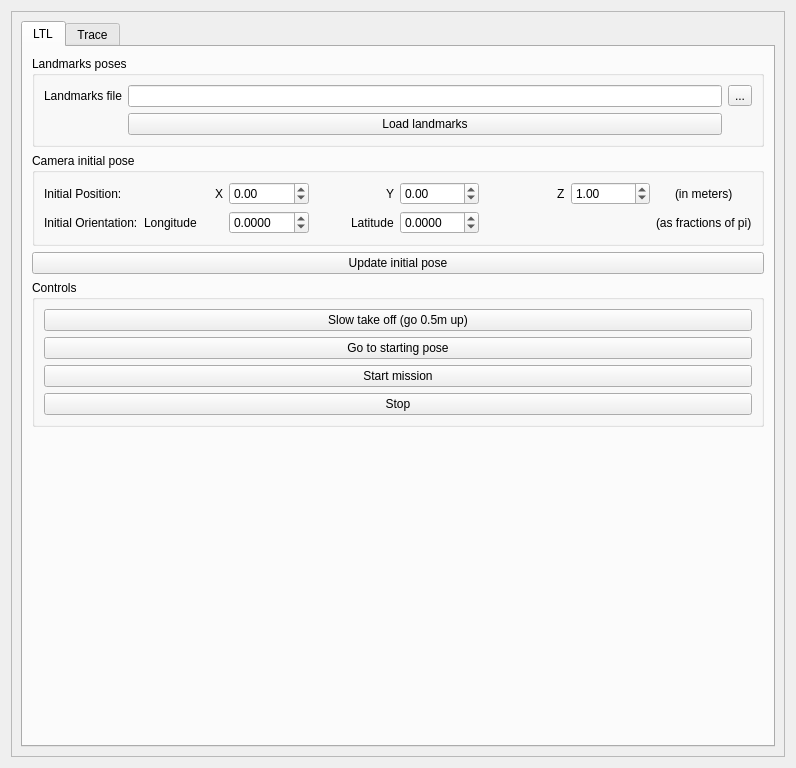
Before: the Qt Designer form gui/src/gui/choose_ltl_plan.ui in giorgiocorra/SML, drawn with Qt 5.
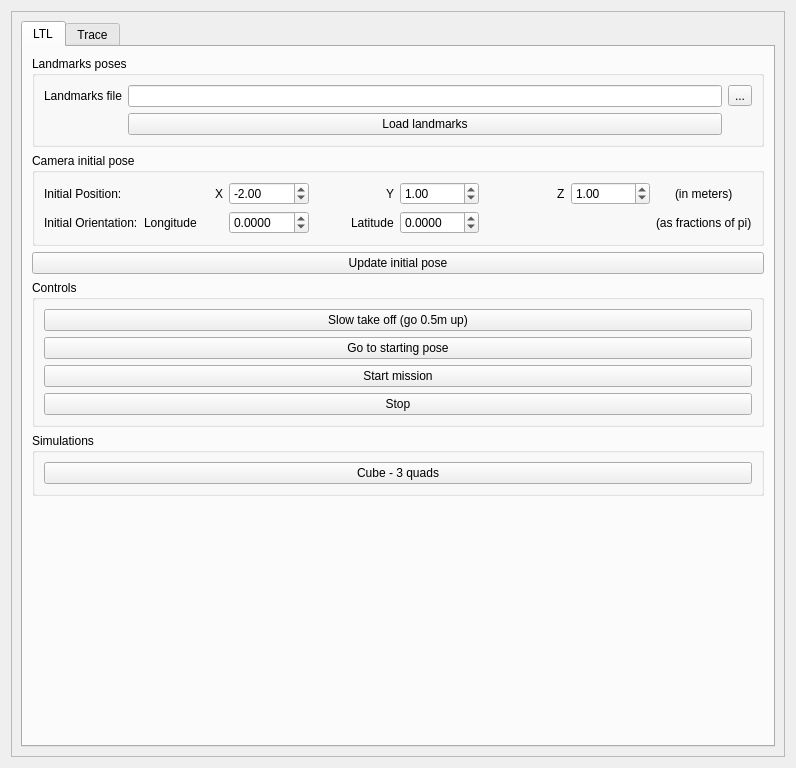
After: the same form once the commit is applied.

Commit message: Add multiagent simulation(working) + trading node (not tested yet)

```diff
--- a/gui/src/gui/choose_ltl_plan.ui
+++ b/gui/src/gui/choose_ltl_plan.ui
@@ -32,7 +32,7 @@
        </rect>
       </property>
       <layout class="QGridLayout" name="gridLayout_8">
-       <item row="1" column="0">
+       <item row="0" column="0">
         <widget class="QTabWidget" name="LTLplan">
          <property name="currentIndex">
           <number>0</number>
@@ -96,6 +96,12 @@
                 <property name="maximum">
                  <double>3.000000000000000</double>
                 </property>
+                <property name="singleStep">
+                 <double>0.500000000000000</double>
+                </property>
+                <property name="value">
+                 <double>-2.000000000000000</double>
+                </property>
                </widget>
               </item>
               <item row="1" column="0">
@@ -174,6 +180,12 @@
                 <property name="maximum">
                  <double>3.000000000000000</double>
                 </property>
+                <property name="singleStep">
+                 <double>0.500000000000000</double>
+                </property>
+                <property name="value">
+                 <double>1.000000000000000</double>
+                </property>
                </widget>
               </item>
               <item row="0" column="5" alignment="Qt::AlignRight">
@@ -265,6 +277,22 @@
              </layout>
             </widget>
            </item>
+           <item>
+            <widget class="QGroupBox" name="groupBox_6">
+             <property name="title">
+              <string>Simulations</string>
+             </property>
+             <layout class="QVBoxLayout" name="verticalLayout_5">
+              <item>
+               <widget class="QPushButton" name="sim_cube_3quads">
+                <property name="text">
+                 <string>Cube - 3 quads</string>
+                </property>
+               </widget>
+              </item>
+             </layout>
+            </widget>
+           </item>
            <item>
             <spacer name="verticalSpacer">
              <property name="orientation">
```
Left out of the diff: 2 changed lines with no effect on the pictures. The commit also changes 125 other files.
